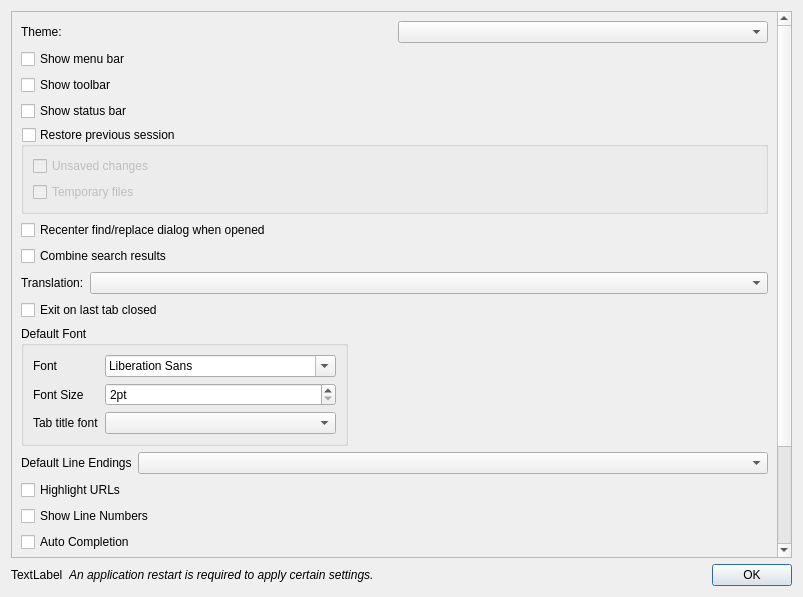
Old version of the form src/dialogs/PreferencesDialog.ui in the repository Zxis233/NotepadNext.
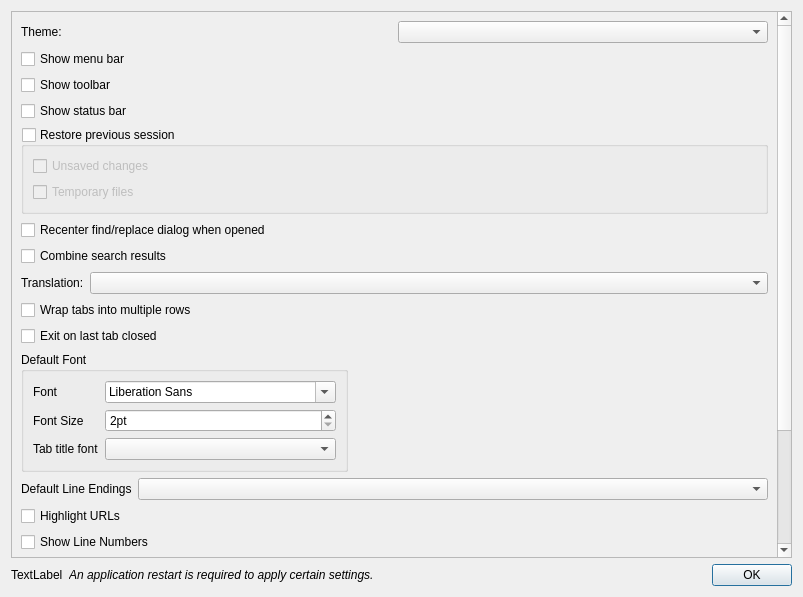
New version of the form.

What changed in the file:
```diff
--- a/src/dialogs/PreferencesDialog.ui
+++ b/src/dialogs/PreferencesDialog.ui
@@ -134,6 +134,16 @@
          </item>
         </layout>
        </item>
+       <item>
+        <widget class="QCheckBox" name="checkBoxWrapTabs">
+         <property name="text">
+          <string>Wrap tabs into multiple rows</string>
+         </property>
+         <property name="toolTip">
+          <string>Automatically wrap document tabs when they do not fit on one row.</string>
+         </property>
+        </widget>
+       </item>
        <item>
         <widget class="QCheckBox" name="checkBoxExitOnLastTabClosed">
          <property name="text">
```
